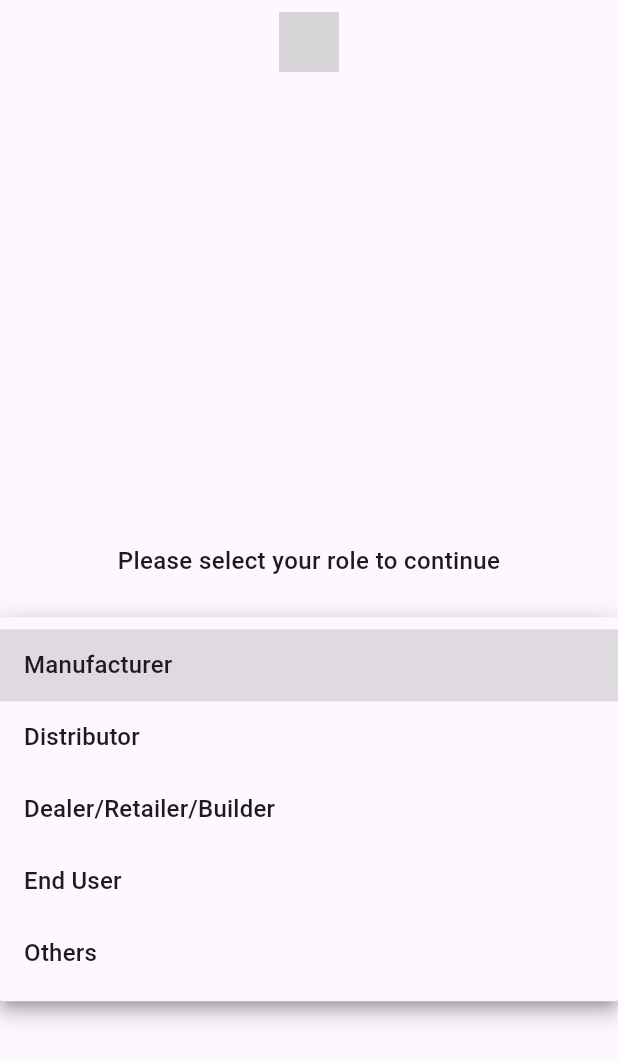
After one commit to F9info/steelbudy-new, a Flutter app: the RoleSelectionScreen screen opened directly, after a tap on "Select Role", on a phone screen of 412 x 824 dp. The commit adds this screen. Shown: the top 1061 px of the screen. Run offline on Flutter 3.47's test engine with Material 3 defaults, Android fonts, the phone set to English and light mode, and no system bars; our stand-ins replace flutter_riverpod, flutter_svg, image_picker, shared_preferences; accounts and stored records are empty; project files that could hold a hidden picture were left out; grey boxes are pictures that could not be loaded.

Commit message:
role screen added

```diff
--- a/lib/features/authentication/screens/optscreen.dart
+++ b/lib/features/authentication/screens/optscreen.dart
@@ -4,8 +4,8 @@ import 'package:flutter/material.dart';
 import 'package:flutter/services.dart';
 import 'package:flutter_riverpod/flutter_riverpod.dart';
 import '../../../services/authentication.dart';
-import '../../screens/dashboardscreen.dart';
 import 'package:flutter_svg/flutter_svg.dart';
+import '../../screens/role_selection_screen.dart';
 
 class OtpScreen extends ConsumerStatefulWidget {
   final String phoneNumber;
@@ -96,7 +96,7 @@ class _OtpScreenState extends ConsumerState<OtpScreen> {
         if (mounted) {
           Navigator.pushReplacement(
             context,
-            MaterialPageRoute(builder: (context) => const DashboardScreen()),
+            MaterialPageRoute(builder: (context) => const RoleSelectionScreen()),
           );
         }
       } else {
--- /dev/null
+++ b/lib/features/screens/role_selection_screen.dart
@@ -0,0 +1,109 @@
+import 'package:flutter/material.dart';
+import 'package:flutter_riverpod/flutter_riverpod.dart';
+import 'package:steel_budy/providers/role_provider.dart';
+import 'package:steel_budy/providers/auth_provider.dart';
+import 'package:steel_budy/features/screens/dashboardscreen.dart';
+import 'package:flutter_svg/flutter_svg.dart';
+
+
+class RoleSelectionScreen extends ConsumerWidget {
+  const RoleSelectionScreen({super.key});
+
+  @override
+  Widget build(BuildContext context, WidgetRef ref) {
+    final roleOptions = ref.watch(roleOptionsProvider);
+    final selectedRole = ref.watch(roleProvider);
+
+    return Scaffold(
+      appBar: AppBar(
+        automaticallyImplyLeading: false,
+        title: Align(
+          alignment: Alignment.center,
+          child: SvgPicture.asset(
+            'assets/images/logo.svg',
+            height: 40,
+          ),
+        ),
+      ),
+      body: Center(
+        child: Padding(
+          padding: const EdgeInsets.all(20.0),
+          child: Column(
+            mainAxisAlignment: MainAxisAlignment.center,
+            children: [
+              const SizedBox(height: 30),
+              const Text(
+                'Please select your role to continue',
+                style: TextStyle(
+                  fontSize: 16,
+                  fontWeight: FontWeight.w500,
+                ),
+                textAlign: TextAlign.center,
+              ),
+
+              const SizedBox(height: 30),
+              DropdownButtonFormField<String>(
+                decoration: const InputDecoration(
+                  labelText: 'Select Role',
+                  border: OutlineInputBorder(),
+                ),
+                value: selectedRole,
+                items: roleOptions.map((role) {
+                  return DropdownMenuItem(
+                    value: role.displayName,
+                    child: Text(role.displayName),
+                  );
+                }).toList(),
+                onChanged: (String? value) {
+                  ref.read(roleProvider.notifier).state = value;
+                },
+              ),
+              const SizedBox(height: 20),
+              SizedBox(
+                width: double.infinity,
+                height: 56,
+                child: ElevatedButton(
+                  onPressed: selectedRole != null
+                      ? () async {
+                          // Get the phone number from auth state
+                          final authState = ref.read(authProvider);
+                          if (authState.phoneNumber != null) {
+                            // Submit role and navigate to dashboard
+                            await ref.read(authProvider.notifier).login(
+                              authState.phoneNumber!,
+                              selectedRole,
+                            );
+                            Navigator.pushReplacement(
+                              context,
+                              MaterialPageRoute(
+                                builder: (context) => const DashboardScreen(),
+                              ),
+                            );
+                          }
+                        }
+                      : null,
+                  style: ElevatedButton.styleFrom(
+                    backgroundColor: Colors.blue,
+                    disabledBackgroundColor: Colors.grey[300],
+                    shape: RoundedRectangleBorder(
+                      borderRadius: BorderRadius.circular(12),
+                    ),
+                    elevation: 0,
+                  ),
+                  child: const Text(
+                    'Submit',
+                    style: TextStyle(
+                      fontSize: 16,
+                      fontWeight: FontWeight.bold,
+                      color: Colors.white,
+                    ),
+                  ),
+                ),
+              ),
+            ],
+          ),
+        ),
+      ),
+    );
+  }
+}
--- a/lib/providers/auth_provider.dart
+++ b/lib/providers/auth_provider.dart
@@ -5,8 +5,25 @@ import 'package:shared_preferences/shared_preferences.dart';
 class AuthState {
   final bool isAuthenticated;
   final String? phoneNumber;
+  final String? role;
 
-  AuthState({this.isAuthenticated = false, this.phoneNumber});
+  AuthState({
+    this.isAuthenticated = false,
+    this.phoneNumber,
+    this.role,
+  });
+
+  AuthState copyWith({
+    bool? isAuthenticated,
+    String? phoneNumber,
+    String? role,
+  }) {
+    return AuthState(
+      isAuthenticated: isAuthenticated ?? this.isAuthenticated,
+      phoneNumber: phoneNumber ?? this.phoneNumber,
+      role: role ?? this.role,
+    );
+  }
 }
 
 // Auth Notifier to manage authentication state
@@ -24,11 +41,16 @@ class AuthNotifier extends StateNotifier<AuthState> {
         AuthState(isAuthenticated: isAuthenticated, phoneNumber: phoneNumber);
   }
 
-  Future<void> login(String phoneNumber) async {
+  Future<void> login(String phoneNumber, String? role) async {
     final prefs = await SharedPreferences.getInstance();
     await prefs.setBool('isAuthenticated', true);
     await prefs.setString('phoneNumber', phoneNumber);
-    state = AuthState(isAuthenticated: true, phoneNumber: phoneNumber);
+    await prefs.setString('role', role ?? '');
+    state = AuthState(
+      isAuthenticated: true,
+      phoneNumber: phoneNumber,
+      role: role,
+    );
   }
 
   Future<void> logout() async {
--- /dev/null
+++ b/lib/providers/role_provider.dart
@@ -0,0 +1,42 @@
+import 'package:flutter_riverpod/flutter_riverpod.dart';
+
+final roleProvider = StateProvider<String?>((ref) => null);
+
+enum UserRole {
+  manufacturer,
+  distributor,
+  dealerRetailerBuilder,
+  endUser,
+  others
+}
+
+extension UserRoleExtension on UserRole {
+  String get displayName {
+    switch (this) {
+      case UserRole.manufacturer:
+        return 'Manufacturer';
+      case UserRole.distributor:
+        return 'Distributor';
+      case UserRole.dealerRetailerBuilder:
+        return 'Dealer/Retailer/Builder';
+      case UserRole.endUser:
+        return 'End User';
+      case UserRole.others:
+        return 'Others';
+    }
+  }
+
+  String get value {
+    return displayName.toLowerCase().replaceAll(' ', '_');
+  }
+}
+
+final roleOptionsProvider = Provider<List<UserRole>>((ref) {
+  return [
+    UserRole.manufacturer,
+    UserRole.distributor,
+    UserRole.dealerRetailerBuilder,
+    UserRole.endUser,
+    UserRole.others,
+  ];
+});
```
